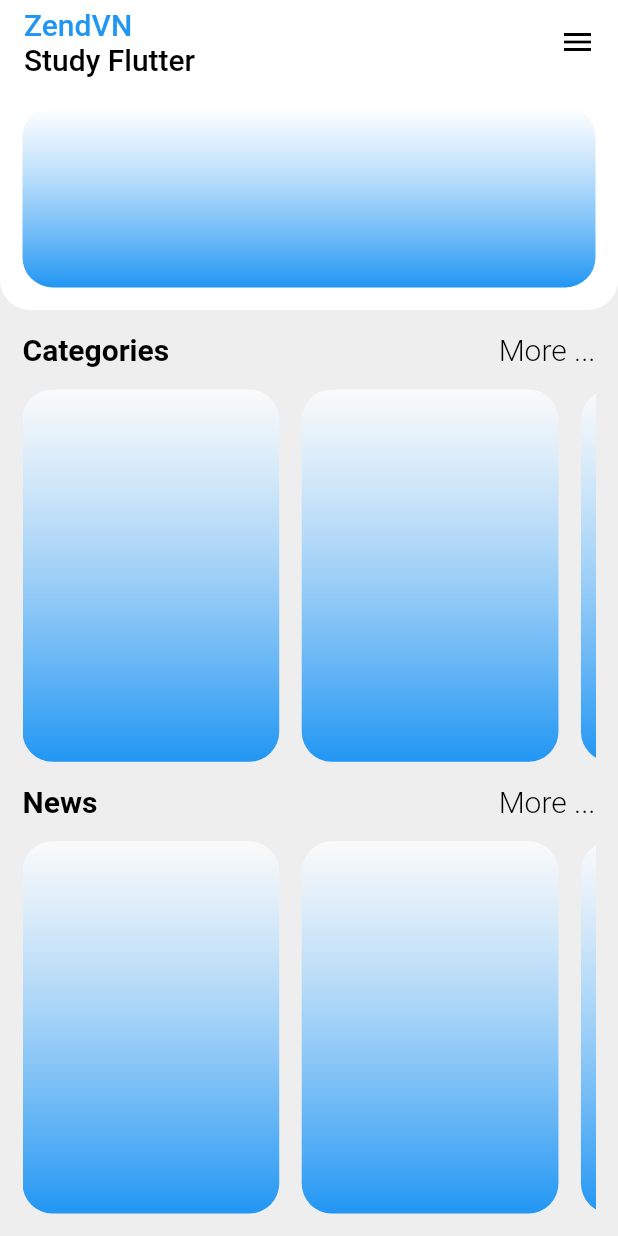
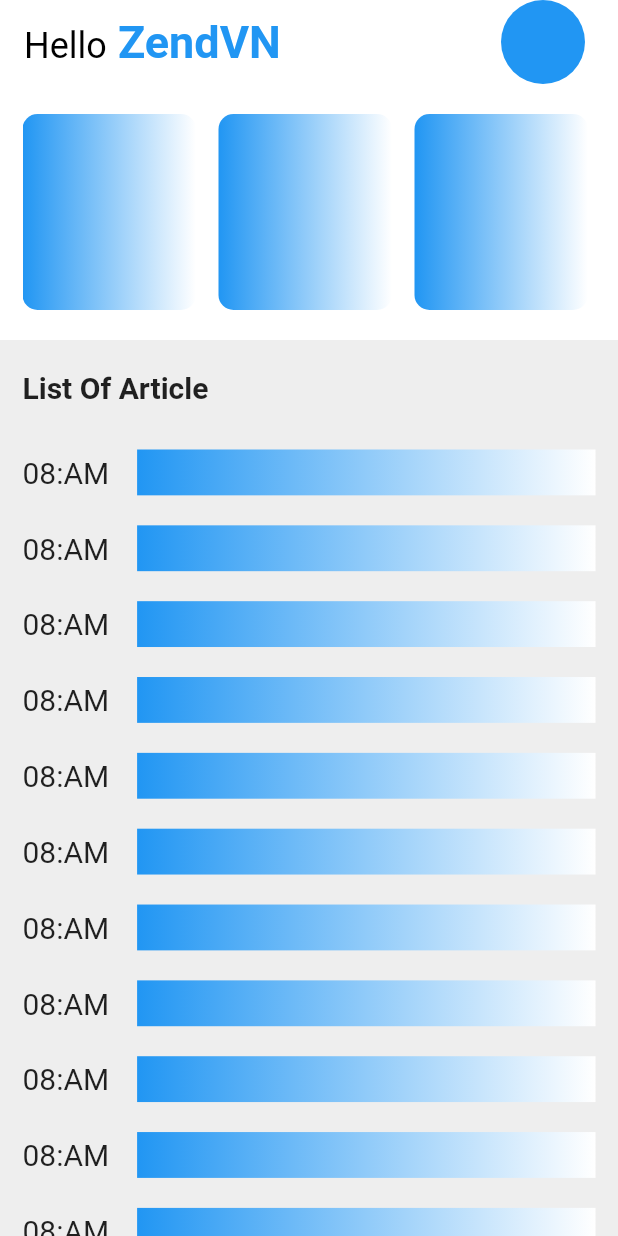
Before and after one commit to bhtri/zendvn_flutter_online, a Flutter app: the screen it shows after launch, on a phone screen of 412 x 824 dp. Run offline on Flutter 3.47's test engine with Material 2 defaults, Android fonts, the phone set to English and light mode, and no system bars.

Commit message:
🚧 bt06

```diff
--- /dev/null
+++ b/lib/page/bt06.dart
@@ -0,0 +1,147 @@
+import 'package:flutter/material.dart';
+
+class BT06 extends StatelessWidget {
+  const BT06({super.key});
+
+  @override
+  Widget build(BuildContext context) {
+    return Scaffold(
+      backgroundColor: Colors.grey[200],
+      appBar: AppBar(
+        backgroundColor: Colors.white,
+        elevation: 0,
+        centerTitle: false,
+        title: RichText(
+          text: const TextSpan(
+            text: 'Hello',
+            style: TextStyle(
+              color: Colors.black,
+              fontWeight: FontWeight.normal,
+              fontSize: 24,
+            ),
+            children: [
+              TextSpan(
+                text: ' ZendVN ',
+                style: TextStyle(
+                  color: Colors.blue,
+                  fontWeight: FontWeight.bold,
+                  fontSize: 30,
+                ),
+              ),
+            ],
+          ),
+        ),
+        actions: [
+          Container(
+            height: 100,
+            width: 100,
+            decoration: const BoxDecoration(
+              color: Colors.blue,
+              shape: BoxShape.circle,
+            ),
+          ),
+        ],
+      ),
+      body: Column(
+        children: [
+          Expanded(
+            flex: 2,
+            child: Container(
+              color: Colors.white,
+              padding: const EdgeInsets.symmetric(horizontal: 15, vertical: 20),
+              child: ListView.builder(
+                itemCount: 100,
+                scrollDirection: Axis.horizontal,
+                itemBuilder: (context, index) {
+                  return AspectRatio(
+                    aspectRatio: 1 / 1,
+                    child: Container(
+                      margin: const EdgeInsets.only(right: 15),
+                      decoration: const BoxDecoration(
+                        color: Colors.blue,
+                        gradient: LinearGradient(
+                          colors: [
+                            Colors.blue,
+                            Colors.white,
+                          ],
+                          begin: Alignment.centerLeft,
+                          end: Alignment.centerRight,
+                        ),
+                        borderRadius: BorderRadius.all(
+                          Radius.circular(10),
+                        ),
+                      ),
+                    ),
+                  );
+                },
+              ),
+            ),
+          ),
+          Expanded(
+            flex: 7,
+            child: Column(
+              crossAxisAlignment: CrossAxisAlignment.start,
+              children: [
+                const Padding(
+                  padding: EdgeInsets.symmetric(horizontal: 15, vertical: 20),
+                  child: Text(
+                    'List Of Article',
+                    style: TextStyle(
+                      fontSize: 20,
+                      fontWeight: FontWeight.bold,
+                    ),
+                  ),
+                ),
+                Expanded(
+                  child: ListView.builder(
+                    padding: const EdgeInsets.symmetric(horizontal: 15),
+                    itemCount: 100,
+                    itemBuilder: (context, index) {
+                      return Padding(
+                        padding: const EdgeInsets.symmetric(vertical: 10),
+                        child: Row(
+                          mainAxisAlignment: MainAxisAlignment.spaceBetween,
+                          children: [
+                            const Flexible(
+                              flex: 2,
+                              child: Text(
+                                '08:AM',
+                                style: TextStyle(
+                                  fontSize: 20,
+                                  fontWeight: FontWeight.normal,
+                                ),
+                              ),
+                            ),
+                            Flexible(
+                              flex: 8,
+                              child: AspectRatio(
+                                aspectRatio: 10,
+                                child: Container(
+                                  decoration: const BoxDecoration(
+                                    color: Colors.blue,
+                                    gradient: LinearGradient(
+                                      colors: [
+                                        Colors.blue,
+                                        Colors.white,
+                                      ],
+                                      begin: Alignment.centerLeft,
+                                      end: Alignment.centerRight,
+                                    ),
+                                  ),
+                                ),
+                              ),
+                            )
+                          ],
+                        ),
+                      );
+                    },
+                  ),
+                ),
+              ],
+            ),
+          ),
+        ],
+      ),
+    );
+  }
+}
--- a/lib/page/my_app.dart
+++ b/lib/page/my_app.dart
@@ -1,11 +1,11 @@
 import 'package:flutter/material.dart';
-import 'package:zendvn_online/page/bt02.dart';
+import 'package:zendvn_online/page/bt06.dart';
 
 class MyApp extends StatelessWidget {
   const MyApp({super.key});
 
   @override
   Widget build(BuildContext context) {
-    return const BT02();
+    return const BT06();
   }
 }
```
